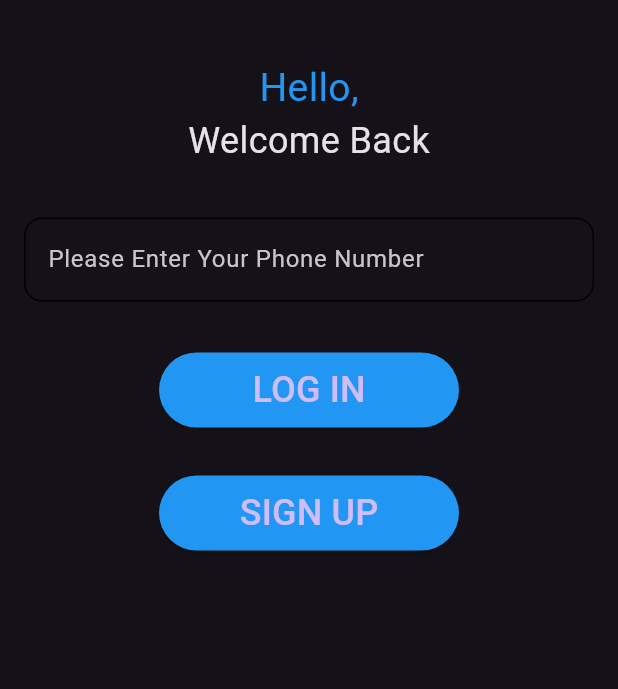
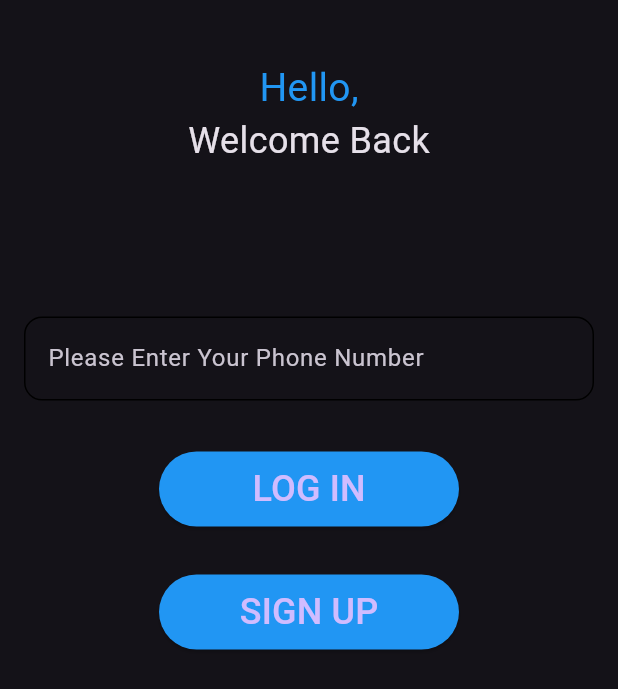
Before and after one commit to Ho3einTahan/V2rayApplication, a Flutter app: the LoginScreen screen opened directly, on a phone screen of 412 x 824 dp. Shown: the top 689 px of the screen. Run offline on Flutter 3.47's test engine with Material 3 defaults, Android fonts, the phone set to English and light mode, and no system bars; our stand-ins replace avatar_glow, bloc, dartz, dio, equatable, flutter_bloc and 4 more; missing offline and left inert: country_flags, device_information, flutter_v2ray, rolling_switch, sms_consent_for_otp_autofill.

Commit message:
Update  login-screen.dart

```diff
--- a/lib/view/screen/login-screen.dart
+++ b/lib/view/screen/login-screen.dart
@@ -29,7 +29,8 @@ class LoginScreen extends StatelessWidget {
               ),
             ),
             Padding(
-              padding: const EdgeInsets.symmetric(horizontal: 16, vertical: 34),
+              padding: const EdgeInsets.only(
+                  left: 16, right: 16, top: 100, bottom: 34),
               child: TextField(
                 controller: phoneNumberController,
                 decoration: InputDecoration(
```
